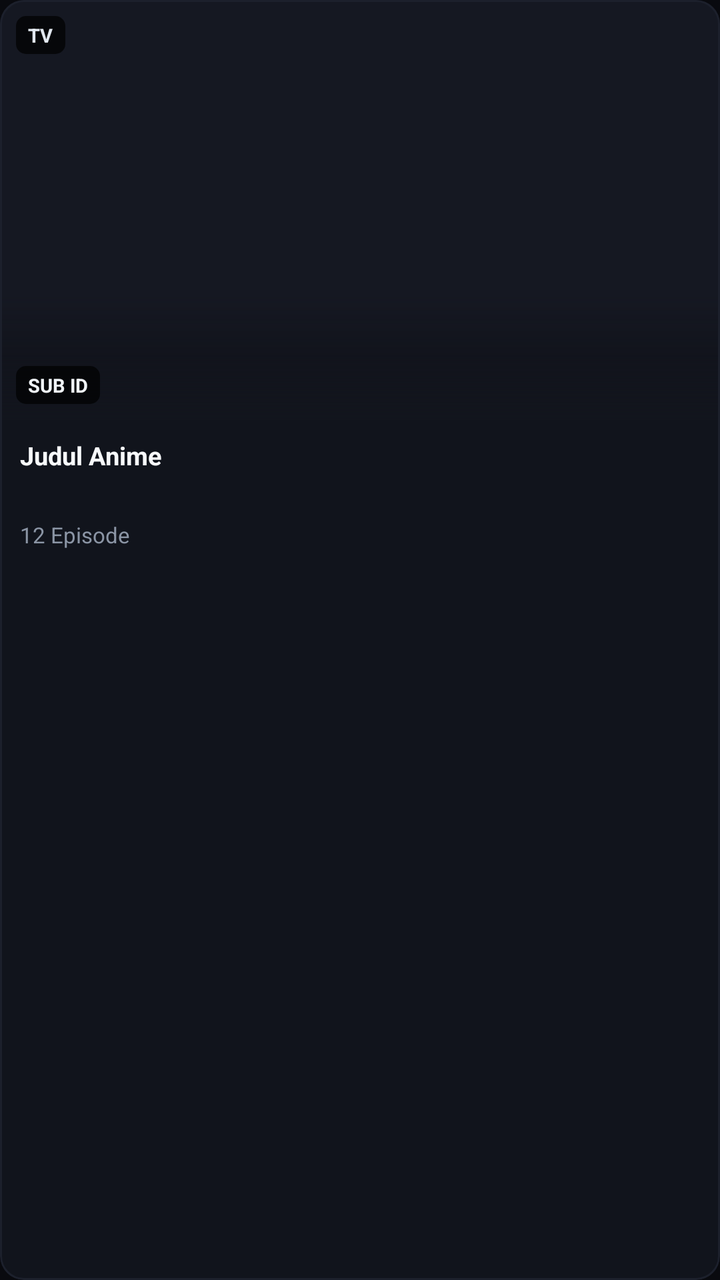
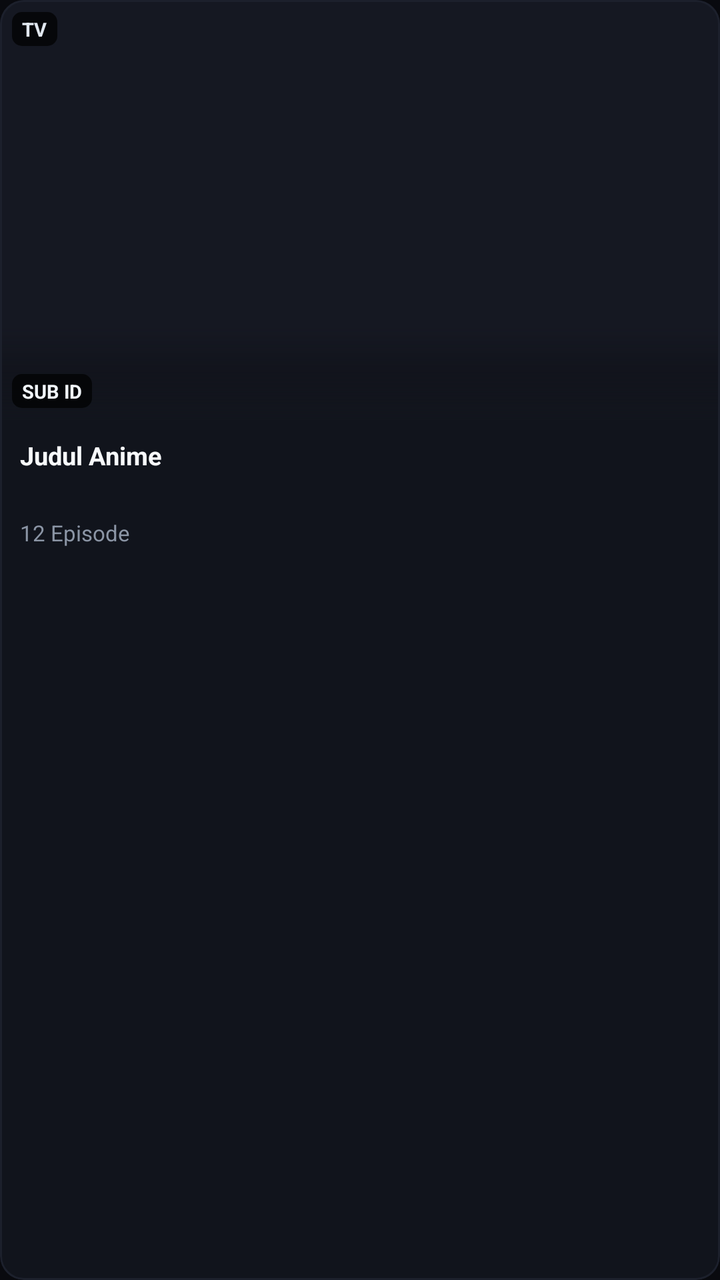

Before-and-after screenshots of an Android layout around one commit, followed by the original layout XML and the change that was made.
<!-- AndroidManifest.xml: application theme Theme.Tatap -->
<!-- res/layout/item_anime_card.xml -->
<?xml version="1.0" encoding="utf-8"?>
<com.google.android.material.card.MaterialCardView xmlns:android="http://schemas.android.com/apk/res/android"
    xmlns:app="http://schemas.android.com/apk/res-auto"
    android:layout_width="match_parent"
    android:layout_height="wrap_content"
    android:layout_margin="5dp"
    android:clickable="true"
    android:focusable="true"
    android:foreground="?attr/selectableItemBackground"
    app:cardCornerRadius="12dp"
    app:cardElevation="0dp"
    app:cardBackgroundColor="#11141C"
    app:strokeColor="#1C202C"
    app:strokeWidth="1dp">

    <LinearLayout
        android:layout_width="match_parent"
        android:layout_height="wrap_content"
        android:orientation="vertical">

        
        <FrameLayout
            android:layout_width="match_parent"
            android:layout_height="210dp"
            android:background="#151822">

            <ImageView
                android:id="@+id/iv_poster"
                android:layout_width="match_parent"
                android:layout_height="match_parent"
                android:scaleType="centerCrop" />

            
            <View
                android:layout_width="match_parent"
                android:layout_height="64dp"
                android:layout_gravity="bottom"
                android:background="@drawable/bg_poster_scrim" />

            
            <TextView
                android:id="@+id/tv_badge_type"
                android:layout_width="wrap_content"
                android:layout_height="wrap_content"
                android:layout_gravity="top|start"
                android:layout_margin="8dp"
                android:background="@drawable/bg_badge_type"
                android:paddingHorizontal="6dp"
                android:paddingVertical="3dp"
                android:text="TV"
                android:textColor="#E2E8F0"
                android:textSize="9.5sp"
                android:textStyle="bold" />

            
            <TextView
                android:id="@+id/tv_badge_score"
                android:layout_width="wrap_content"
                android:layout_height="wrap_content"
                android:layout_gravity="top|end"
                android:layout_margin="8dp"
                android:background="@drawable/bg_badge_score"
                android:paddingHorizontal="6dp"
                android:paddingVertical="3dp"
                android:text="★ 8.5"
                android:textColor="#FBBF24"
                android:textSize="9.5sp"
                android:textStyle="bold"
                android:visibility="gone" />

            
            <TextView
                android:id="@+id/tv_badge_ep"
                android:layout_width="wrap_content"
                android:layout_height="wrap_content"
                android:layout_gravity="bottom|start"
                android:layout_margin="8dp"
                android:background="@drawable/bg_badge_sub"
                android:paddingHorizontal="6dp"
                android:paddingVertical="3dp"
                android:text="SUB ID"
                android:textColor="#F1F5F9"
                android:textSize="9.5sp"
                android:textStyle="bold" />
        </FrameLayout>

        
        <LinearLayout
            android:layout_width="match_parent"
            android:layout_height="wrap_content"
            android:orientation="vertical"
            android:paddingHorizontal="10dp"
            android:paddingTop="9dp"
            android:paddingBottom="11dp"
            android:background="#11141C">

            <TextView
                android:id="@+id/tv_title"
                android:layout_width="match_parent"
                android:layout_height="38dp"
                android:maxLines="2"
                android:ellipsize="end"
                android:text="Judul Anime"
                android:textColor="#F8FAFC"
                android:textSize="12.5sp"
                android:textStyle="bold"
                android:lineSpacingExtra="2dp" />

            <TextView
                android:id="@+id/tv_meta"
                android:layout_width="match_parent"
                android:layout_height="wrap_content"
                android:layout_marginTop="3dp"
                android:singleLine="true"
                android:ellipsize="end"
                android:text="12 Episode"
                android:textColor="#8B95A5"
                android:textSize="11sp" />
        </LinearLayout>
    </LinearLayout>
</com.google.android.material.card.MaterialCardView>
<!-- resources referenced by this layout -->
<resources>
  <!-- drawable bg_badge_score (drawable) -->
  <?xml version="1.0" encoding="utf-8"?>
  <shape xmlns:android="http://schemas.android.com/apk/res/android"
      android:shape="rectangle">
      <corners android:radius="5dp" />
      <solid android:color="#B3000000" />
  </shape>
  <!-- drawable bg_badge_sub (drawable) -->
  <?xml version="1.0" encoding="utf-8"?>
  <shape xmlns:android="http://schemas.android.com/apk/res/android"
      android:shape="rectangle">
      <corners android:radius="5dp" />
      <solid android:color="#B3000000" />
  </shape>
  <!-- drawable bg_badge_type (drawable) -->
  <?xml version="1.0" encoding="utf-8"?>
  <shape xmlns:android="http://schemas.android.com/apk/res/android"
      android:shape="rectangle">
      <corners android:radius="5dp" />
      <solid android:color="#B3000000" />
  </shape>
  <!-- drawable bg_poster_scrim (drawable) -->
  <?xml version="1.0" encoding="utf-8"?>
  <shape xmlns:android="http://schemas.android.com/apk/res/android"
      android:shape="rectangle">
      <gradient
          android:startColor="#00000000"
          android:centerColor="#55090A0F"
          android:endColor="#EE11141C"
          android:angle="270" />
  </shape>
  <style name="Theme.Tatap" parent="Theme.MaterialComponents.NoActionBar">
          <item name="colorPrimary">#38BDF8</item>
          <item name="colorPrimaryVariant">#090A0F</item>
          <item name="colorOnPrimary">#FFFFFF</item>
          <item name="colorSecondary">#38BDF8</item>
          <item name="android:statusBarColor">#090A0F</item>
          <item name="android:navigationBarColor">#090A0F</item>
          <item name="android:windowBackground">#090A0F</item>
      </style>
</resources>

<!-- the commit's change to res/layout/item_anime_card.xml (unified diff, before → after) -->
@@ -3,11 +3,11 @@
     xmlns:app="http://schemas.android.com/apk/res-auto"
     android:layout_width="match_parent"
     android:layout_height="wrap_content"
-    android:layout_margin="5dp"
+    android:layout_margin="@dimen/tv_card_margin"
     android:clickable="true"
     android:focusable="true"
     android:foreground="?attr/selectableItemBackground"
-    app:cardCornerRadius="12dp"
+    app:cardCornerRadius="@dimen/tv_card_corner_radius"
     app:cardElevation="0dp"
     app:cardBackgroundColor="#11141C"
     app:strokeColor="#1C202C"
@@ -21,7 +21,7 @@
         
         <FrameLayout
             android:layout_width="match_parent"
-            android:layout_height="210dp"
+            android:layout_height="@dimen/tv_card_poster_height"
             android:background="#151822">
 
             <ImageView
@@ -33,7 +33,7 @@
             
             <View
                 android:layout_width="match_parent"
-                android:layout_height="64dp"
+                android:layout_height="48dp"
                 android:layout_gravity="bottom"
                 android:background="@drawable/bg_poster_scrim" />
 
@@ -43,13 +43,13 @@
                 android:layout_width="wrap_content"
                 android:layout_height="wrap_content"
                 android:layout_gravity="top|start"
-                android:layout_margin="8dp"
+                android:layout_margin="6dp"
                 android:background="@drawable/bg_badge_type"
-                android:paddingHorizontal="6dp"
-                android:paddingVertical="3dp"
+                android:paddingHorizontal="5dp"
+                android:paddingVertical="2dp"
                 android:text="TV"
                 android:textColor="#E2E8F0"
-                android:textSize="9.5sp"
+                android:textSize="@dimen/tv_badge_text_size"
                 android:textStyle="bold" />
 
             
@@ -58,13 +58,13 @@
                 android:layout_width="wrap_content"
                 android:layout_height="wrap_content"
                 android:layout_gravity="top|end"
-                android:layout_margin="8dp"
+                android:layout_margin="6dp"
                 android:background="@drawable/bg_badge_score"
-                android:paddingHorizontal="6dp"
-                android:paddingVertical="3dp"
+                android:paddingHorizontal="5dp"
+                android:paddingVertical="2dp"
                 android:text="★ 8.5"
                 android:textColor="#FBBF24"
-                android:textSize="9.5sp"
+                android:textSize="@dimen/tv_badge_text_size"
                 android:textStyle="bold"
                 android:visibility="gone" />
 
@@ -74,13 +74,13 @@
                 android:layout_width="wrap_content"
                 android:layout_height="wrap_content"
                 android:layout_gravity="bottom|start"
-                android:layout_margin="8dp"
+                android:layout_margin="6dp"
                 android:background="@drawable/bg_badge_sub"
-                android:paddingHorizontal="6dp"
-                android:paddingVertical="3dp"
+                android:paddingHorizontal="5dp"
+                android:paddingVertical="2dp"
                 android:text="SUB ID"
                 android:textColor="#F1F5F9"
-                android:textSize="9.5sp"
+                android:textSize="@dimen/tv_badge_text_size"
                 android:textStyle="bold" />
         </FrameLayout>
 
@@ -89,33 +89,33 @@
             android:layout_width="match_parent"
             android:layout_height="wrap_content"
             android:orientation="vertical"
-            android:paddingHorizontal="10dp"
-            android:paddingTop="9dp"
-            android:paddingBottom="11dp"
+            android:paddingHorizontal="@dimen/tv_card_padding_horizontal"
+            android:paddingTop="@dimen/tv_card_padding_top"
+            android:paddingBottom="@dimen/tv_card_padding_bottom"
             android:background="#11141C">
 
             <TextView
                 android:id="@+id/tv_title"
                 android:layout_width="match_parent"
-                android:layout_height="38dp"
+                android:layout_height="@dimen/tv_card_title_height"
                 android:maxLines="2"
                 android:ellipsize="end"
                 android:text="Judul Anime"
                 android:textColor="#F8FAFC"
-                android:textSize="12.5sp"
+                android:textSize="@dimen/tv_card_title_text_size"
                 android:textStyle="bold"
-                android:lineSpacingExtra="2dp" />
+                android:lineSpacingExtra="1dp" />
 
             <TextView
                 android:id="@+id/tv_meta"
                 android:layout_width="match_parent"
                 android:layout_height="wrap_content"
-                android:layout_marginTop="3dp"
+                android:layout_marginTop="2dp"
                 android:singleLine="true"
                 android:ellipsize="end"
                 android:text="12 Episode"
                 android:textColor="#8B95A5"
-                android:textSize="11sp" />
+                android:textSize="@dimen/tv_card_meta_text_size" />
         </LinearLayout>
     </LinearLayout>
 </com.google.android.material.card.MaterialCardView>
<!-- resource entries referenced after the edit -->
@@ -1,5 +1,15 @@
 <!-- resources referenced by this layout -->
 <resources>
+  <dimen name="tv_badge_text_size">9.5sp</dimen>
+  <dimen name="tv_card_corner_radius">12dp</dimen>
+  <dimen name="tv_card_margin">5dp</dimen>
+  <dimen name="tv_card_meta_text_size">11sp</dimen>
+  <dimen name="tv_card_padding_bottom">11dp</dimen>
+  <dimen name="tv_card_padding_horizontal">10dp</dimen>
+  <dimen name="tv_card_padding_top">9dp</dimen>
+  <dimen name="tv_card_poster_height">210dp</dimen>
+  <dimen name="tv_card_title_height">38dp</dimen>
+  <dimen name="tv_card_title_text_size">12.5sp</dimen>
   <!-- drawable bg_badge_score (drawable) -->
   <?xml version="1.0" encoding="utf-8"?>
   <shape xmlns:android="http://schemas.android.com/apk/res/android"
